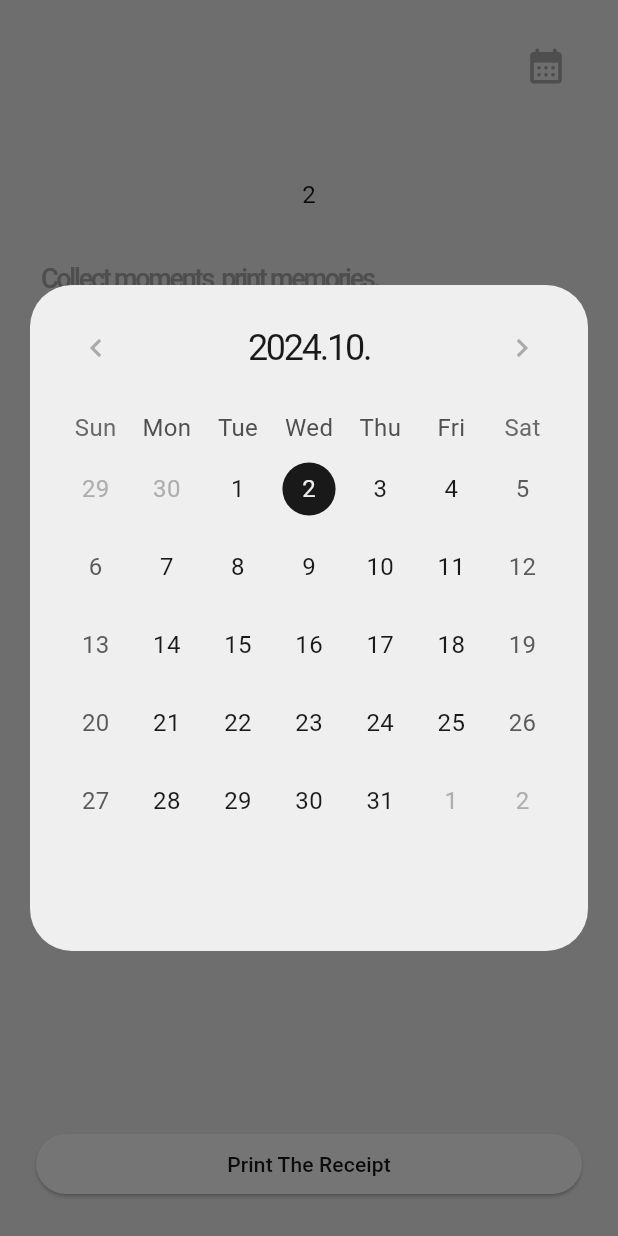
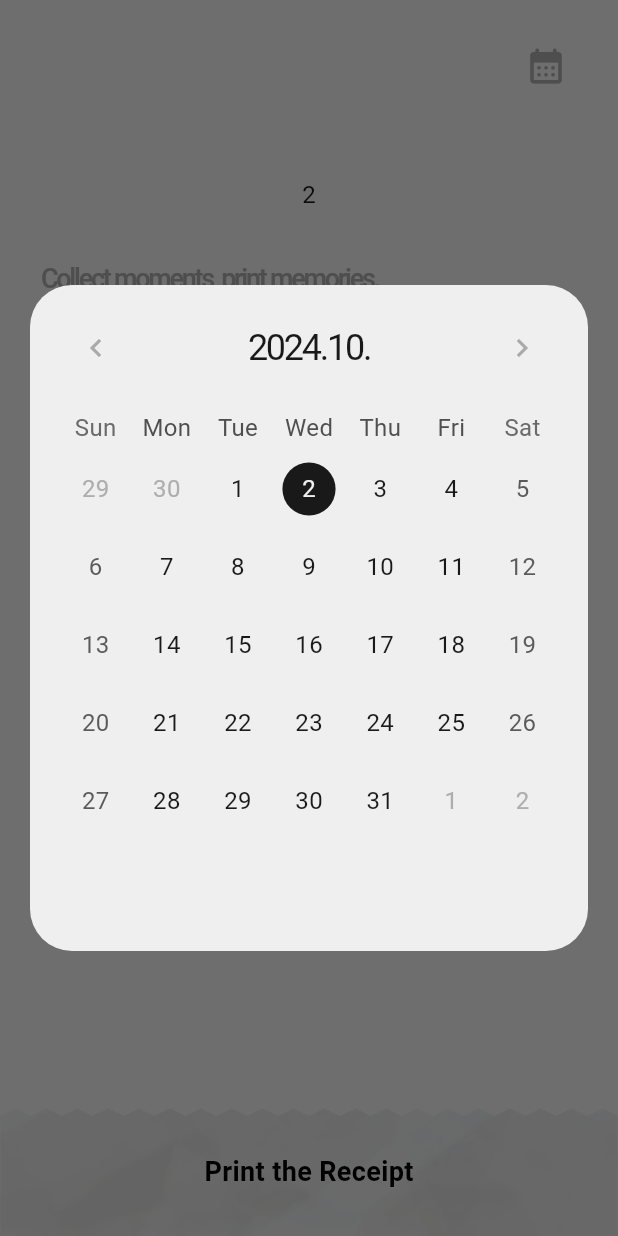
Before and after one commit to EasyAndBeauty/DailyReceipt-Flutter, a Flutter app: the screen it shows after launch, after a tap on the "calendar month" icon, on a phone screen of 412 x 824 dp. Run offline on Flutter 3.47's test engine with Material 3 defaults, Android fonts, the phone set to English and light mode, and no system bars; drawn by our look-alikes of table_calendar; our stand-ins replace flutter_svg, go_router, google_fonts, shared_preferences; Roboto replaces fonts that are missing (Courier Prime); project files that could hold a hidden picture were left out.

Commit message:
feat(receipt_button): receipt 버튼 추가

```diff
--- a/lib/screens/todos.dart
+++ b/lib/screens/todos.dart
@@ -3,6 +3,7 @@ import 'package:daily_receipt/models/todos.dart';
 import 'package:daily_receipt/models/todo_timer.dart';
 import 'package:daily_receipt/widgets/calendar_dialog.dart';
 import 'package:daily_receipt/widgets/timer_bottom_sheet.dart';
+import 'package:daily_receipt/widgets/receipt_button.dart';
 import 'package:flutter/material.dart';
 import 'package:go_router/go_router.dart';
 import 'package:intl/intl.dart';
@@ -52,7 +53,6 @@ class _TodosScreenState extends State<TodosScreen> {
       editController.clear();
     }
 
-    // showTimerBottomSheet 함수 수정
     void showTimerBottomSheet(BuildContext context, Todo todo) {
       showModalBottomSheet(
         context: context,
@@ -65,8 +65,7 @@ class _TodosScreenState extends State<TodosScreen> {
             child: TimerBottomSheet(
               todo: todo,
               onCompleted: (focusedTime) {
-                todosProvider.addAccumulatedTime(
-                    todo.id, focusedTime); // 누적 시간 추가
+                todosProvider.addAccumulatedTime(todo.id, focusedTime);
                 Navigator.of(context).pop();
               },
             ),
@@ -76,7 +75,10 @@ class _TodosScreenState extends State<TodosScreen> {
     }
 
     return Scaffold(
-      body: Padding(
+      body: Column(
+        children: [
+          Expanded(
+            child: Padding(
               padding: const EdgeInsets.symmetric(horizontal: 24),
               child: Column(
                 children: [
@@ -88,7 +90,10 @@ class _TodosScreenState extends State<TodosScreen> {
                         DateFormat('MMMM')
                             .format(calendarProvider.selectedDate)
                             .toString(),
-                  style: Theme.of(context).textTheme.headlineLarge?.copyWith(
+                        style: Theme.of(context)
+                            .textTheme
+                            .headlineLarge
+                            ?.copyWith(
                               color: Theme.of(context).colorScheme.onBackground,
                             ),
                       ),
@@ -173,7 +178,8 @@ class _TodosScreenState extends State<TodosScreen> {
                     cursorColor: Theme.of(context).colorScheme.onBackground,
                     decoration: InputDecoration(
                       hintText: 'Collect moments, print memories.',
-                hintStyle: Theme.of(context).textTheme.titleMedium?.copyWith(
+                      hintStyle:
+                          Theme.of(context).textTheme.titleMedium?.copyWith(
                                 color: Theme.of(context).colorScheme.secondary,
                               ),
                       border: UnderlineInputBorder(
@@ -187,8 +193,8 @@ class _TodosScreenState extends State<TodosScreen> {
                           width: 1.5,
                         ),
                       ),
-                contentPadding:
-                    const EdgeInsets.symmetric(horizontal: 4, vertical: 12),
+                      contentPadding: const EdgeInsets.symmetric(
+                          horizontal: 4, vertical: 12),
                       suffixIcon: IconButton(
                         icon: const Icon(
                           Icons.add_rounded,
@@ -200,20 +206,9 @@ class _TodosScreenState extends State<TodosScreen> {
                     ),
                     onSubmitted: (_) => addTodo(),
                   ),
-            if (!todos.isNotEmpty)
                   Expanded(
-                child: Center(
-                  child: Text(
-                    'No todos for this day',
-                    style: Theme.of(context).textTheme.bodyMedium?.copyWith(
-                          color: Theme.of(context).colorScheme.onBackground,
-                        ),
-                  ),
-                ),
-              ),
-            if (todos.isNotEmpty)
-              Expanded(
-                child: ListView.builder(
+                    child: todos.isNotEmpty
+                        ? ListView.builder(
                             itemCount: todos.length,
                             itemBuilder: (context, index) {
                               return Theme(
@@ -221,7 +216,9 @@ class _TodosScreenState extends State<TodosScreen> {
                                   checkboxTheme: CheckboxThemeData(
                                     side: MaterialStateBorderSide.resolveWith(
                                       (states) => BorderSide(
-                                color: Theme.of(context).colorScheme.onPrimary,
+                                        color: Theme.of(context)
+                                            .colorScheme
+                                            .onPrimary,
                                         width: 2,
                                       ),
                                     ),
@@ -235,8 +232,12 @@ class _TodosScreenState extends State<TodosScreen> {
                                           ? Icons.check_circle
                                           : Icons.circle_outlined,
                                       color: todos[index].isDone
-                                  ? Theme.of(context).colorScheme.tertiary
-                                  : Theme.of(context).colorScheme.onBackground,
+                                          ? Theme.of(context)
+                                              .colorScheme
+                                              .tertiary
+                                          : Theme.of(context)
+                                              .colorScheme
+                                              .onBackground,
                                     ),
                                     onPressed: () {
                                       todosProvider.toggleDone(todos[index].id);
@@ -313,41 +314,56 @@ class _TodosScreenState extends State<TodosScreen> {
                                             ),
                                       IconButton(
                                         icon: const Icon(Icons.close),
-                                color: Theme.of(context).colorScheme.error,
+                                        color:
+                                            Theme.of(context).colorScheme.error,
                                         onPressed: () {
                                           todosProvider.remove(todos[index].id);
                                         },
                                       ),
                                       IconButton(
                                         icon: const Icon(Icons.timer),
-                                color: Theme.of(context).colorScheme.onPrimary,
+                                        color: Theme.of(context)
+                                            .colorScheme
+                                            .onPrimary,
                                         onPressed: () {
                                           showTimerBottomSheet(
-                                      context, todos[index]); // Todo 객체 전달
+                                              context, todos[index]);
                                         },
                                       ),
                                     ],
                                   ),
                                 ),
                               );
-                    }),
+                            })
+                        : Center(
+                            child: Text(
+                              'No todos for this day',
+                              style: Theme.of(context)
+                                  .textTheme
+                                  .bodyMedium
+                                  ?.copyWith(
+                                    color: Theme.of(context)
+                                        .colorScheme
+                                        .onBackground,
                                   ),
-            Container(
-              width: double.infinity,
-              margin: const EdgeInsets.only(bottom: 24),
-              child: ElevatedButton(
+                            ),
+                          ),
+                  ),
+                ],
+              ),
+            ),
+          ),
+          // 수정된 버튼 영역
+          ReceiptButton(
             onPressed: () {
               GoRouter.of(context).go('/details', extra: {
                 'todos': todos,
                 'selectedDate': calendarProvider.selectedDate,
               });
             },
-                style: ElevatedButton.styleFrom(backgroundColor: Colors.white),
-                child: const Text('Print The Receipt'),
-              ),
+            text: 'Print the Receipt',
           ),
         ],
-        ),
       ),
     );
   }
--- /dev/null
+++ b/lib/widgets/receipt_button.dart
@@ -0,0 +1,58 @@
+import 'receipt_top_clipper.dart';
+import 'package:flutter/material.dart';
+
+class ReceiptButton extends StatelessWidget {
+  final VoidCallback onPressed;
+  final String text;
+
+  const ReceiptButton({
+    Key? key,
+    required this.onPressed,
+    required this.text,
+  }) : super(key: key);
+
+  @override
+  Widget build(BuildContext context) {
+    return SizedBox(
+      width: double.infinity,
+      height: 100, // 버튼의 전체 높이
+      child: ClipPath(
+        clipper: ReceiptTopClipper(),
+        child: Stack(
+          children: [
+            Positioned.fill(
+              child: Image.asset(
+                'assets/paper_texture.webp',
+                fit: BoxFit.cover,
+              ),
+            ),
+            Container(
+                decoration: BoxDecoration(
+                  color: Colors.white.withOpacity(0.05),
+                ),
+                child: Center(
+                    child: Padding(
+                        padding:
+                            const EdgeInsets.only(top: 15), // 텍스트를 10픽셀 아래로 이동
+                        child: Text(
+                          text,
+                          style: const TextStyle(
+                            fontSize: 18,
+                            fontWeight: FontWeight.bold,
+                            color: Colors.black,
+                          ),
+                        )))),
+            Positioned.fill(
+              child: Material(
+                color: Colors.transparent,
+                child: InkWell(
+                  onTap: onPressed,
+                ),
+              ),
+            ),
+          ],
+        ),
+      ),
+    );
+  }
+}
--- /dev/null
+++ b/lib/widgets/receipt_top_clipper.dart
@@ -0,0 +1,30 @@
+import 'package:flutter/material.dart';
+
+class ReceiptTopClipper extends CustomClipper<Path> {
+  @override
+  Path getClip(Size size) {
+    Path path = Path();
+    path.lineTo(0, 20); // 시작점에서 아래로 20 픽셀 이동
+
+    // 상단 톱니 모양 생성
+    double x = 0;
+    double y = 10;
+    double increment = size.width / 40;
+
+    while (x < size.width) {
+      x += increment;
+      y = y == 15 ? 20 : 15; // 톱니의 높이를 5픽셀로 조정
+      path.lineTo(x, y);
+    }
+
+    // 오른쪽 끝에서 아래로 직선을 그어 마무리
+    path.lineTo(size.width, size.height);
+    path.lineTo(0, size.height);
+    path.close();
+
+    return path;
+  }
+
+  @override
+  bool shouldReclip(CustomClipper<Path> oldClipper) => false;
+}
```
Lines whose indentation alone changed are shown as unchanged.
